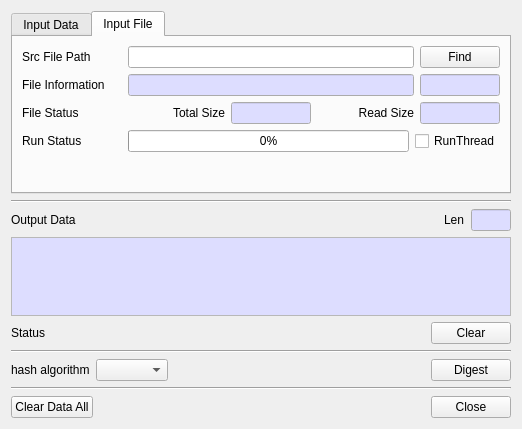
jykim74/BerEditor, file BerEditor/gen_hash_dlg.ui: the form before one commit.
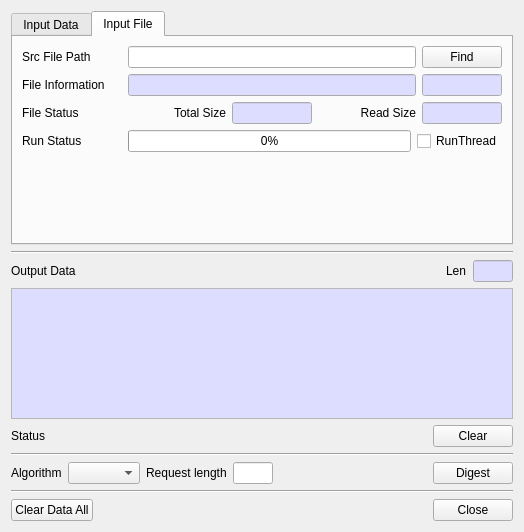
The form after the commit.

Commit message: Hash 에서 SHAKE 지원

```diff
--- a/BerEditor/gen_hash_dlg.ui
+++ b/BerEditor/gen_hash_dlg.ui
@@ -6,8 +6,8 @@
    <rect>
     <x>0</x>
     <y>0</y>
-    <width>518</width>
-    <height>429</height>
+    <width>524</width>
+    <height>532</height>
    </rect>
   </property>
   <property name="windowTitle">
@@ -744,36 +744,62 @@
      <property name="topMargin">
       <number>0</number>
      </property>
-     <item row="0" column="4">
+     <item row="0" column="7">
       <widget class="QPushButton" name="mDigestBtn">
        <property name="text">
         <string>Digest</string>
        </property>
       </widget>
      </item>
-     <item row="0" column="3">
-      <spacer name="horizontalSpacer_3">
-       <property name="orientation">
-        <enum>Qt::Horizontal</enum>
-       </property>
-       <property name="sizeHint" stdset="0">
-        <size>
-         <width>40</width>
-         <height>20</height>
-        </size>
-       </property>
-      </spacer>
-     </item>
-     <item row="0" column="0">
-      <widget class="QLabel" name="label">
+     <item row="0" column="4">
+      <widget class="QLabel" name="mReqLenLabel">
        <property name="text">
-        <string>hash algorithm</string>
+        <string>Request length</string>
+       </property>
+      </widget>
+     </item>
+     <item row="0" column="5">
+      <widget class="QLineEdit" name="mReqLenText">
+       <property name="minimumSize">
+        <size>
+         <width>40</width>
+         <height>0</height>
+        </size>
+       </property>
+       <property name="maximumSize">
+        <size>
+         <width>40</width>
+         <height>16777215</height>
+        </size>
+       </property>
+       <property name="maxLength">
+        <number>4</number>
        </property>
       </widget>
      </item>
      <item row="0" column="1">
       <widget class="QComboBox" name="mOutputHashCombo"/>
      </item>
+     <item row="0" column="0">
+      <widget class="QLabel" name="label">
+       <property name="text">
+        <string>Algorithm</string>
+       </property>
+      </widget>
+     </item>
+     <item row="0" column="6">
+      <spacer name="horizontalSpacer_3">
+       <property name="orientation">
+        <enum>Qt::Horizontal</enum>
+       </property>
+       <property name="sizeHint" stdset="0">
+        <size>
+         <width>40</width>
+         <height>20</height>
+        </size>
+       </property>
+      </spacer>
+     </item>
     </layout>
    </item>
    <item>
```
The commit also changes 3 other files.
